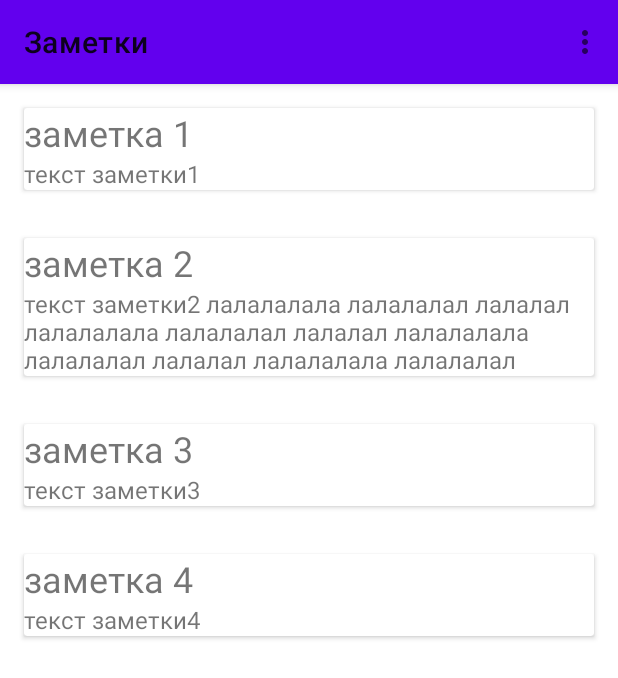
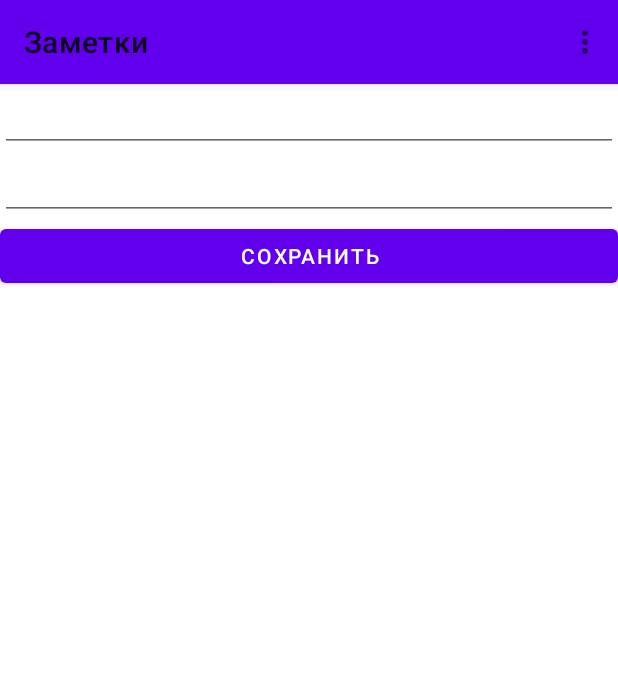
Before and after one commit to Madcat51/AppNotes, an Android app: the fragment EditNoteFragment placed in its activity, after a tap on "СОХРАНИТЬ", on a phone screen of 412 x 824 dp. Shown: the top 678 px of the screen. Run offline under Robolectric (Android 15) with nearby library versions, the phone set to English and light mode, and no system bars.

Commit message:
вынесен репозиторий в activity

```diff
--- a/app/src/main/java/site/madcat/appnotes/UI/EditNoteFragment.java
+++ b/app/src/main/java/site/madcat/appnotes/UI/EditNoteFragment.java
@@ -26,9 +26,12 @@ public class EditNoteFragment extends Fragment {
     private int id;
     private Controller controller;
 
-    public EditNoteFragment() {
+    public EditNoteFragment() {}
+
+    interface Controller {
+        void replaceToListFragment(Note note);
+        void replaceToListFragment();
     }
-
 
     @Override
     public void onAttach(@NonNull Context context) {
@@ -107,11 +110,5 @@ public class EditNoteFragment extends Fragment {
         return editNoteFragment;
     }
 
-    interface Controller {
-        void replaceToListFragment(Note note);
 
-        void replaceToListFragment();
-
-
-    }
 }
--- a/app/src/main/java/site/madcat/appnotes/UI/ListActivity.java
+++ b/app/src/main/java/site/madcat/appnotes/UI/ListActivity.java
@@ -13,18 +13,24 @@ import androidx.fragment.app.Fragment;
 
 import site.madcat.appnotes.R;
 import site.madcat.appnotes.domain.Note;
+import site.madcat.appnotes.domain.NoteRepoImpl;
+import site.madcat.appnotes.domain.NotesRepo;
 
 public class ListActivity extends AppCompatActivity implements ListFragment.Controller, EditNoteFragment.Controller {
     private Toolbar toolbar;
     public boolean newRecord = false;
+    public NotesRepo repository;
 
+    private ListFragment listFragment = new ListFragment();
+    private EditNoteFragment editNoteFragment = new EditNoteFragment();
 
     @Override
     protected void onCreate(Bundle savedInstanceState) {
         super.onCreate(savedInstanceState);
         setContentView(R.layout.activity_list);
+        repository = new NoteRepoImpl();
         initToolbar();
-        fillFragment();
+        firstLoadFragment();
     }
 
 
@@ -48,38 +54,34 @@ public class ListActivity extends AppCompatActivity implements ListFragment.Cont
     public void replaceToListFragment() {
         getSupportFragmentManager()
                 .beginTransaction()
-                .replace(R.id.fragment_container, new ListFragment())
+                // .replace(R.id.fragment_container, new ListFragment())
                 .commit();
     }
 
     public void replaceToListFragment(Note item) {
         getSupportFragmentManager()
                 .beginTransaction()
-                .replace(R.id.fragment_container, ListFragment.setInputArgumentsListFrames(item))
+                // .replace(R.id.fragment_container, ListFragment.setInputArgumentsListFrames(item))
                 .commit();
     }
 
     @Override
-    public void replaceNoteFragment(Note item) {
+    public void moveToNoteFragment(Note item) {
         getSupportFragmentManager()
                 .beginTransaction()
-                .replace(R.id.fragment_container, EditNoteFragment.setInputArgumentsNoteFrames(item))
+                 .replace(R.id.note_container_fragment, EditNoteFragment.setInputArgumentsNoteFrames(item))
+                .hide(listFragment)
                 .addToBackStack(null)
                 .commit();
     }
 
-    public void replaceToNoteFragment() {
+
+
+    public void firstLoadFragment() {
         getSupportFragmentManager()
                 .beginTransaction()
-                .replace(R.id.fragment_container, new EditNoteFragment())
-                .addToBackStack(null)
-                .commit();
-    }
-
-    public void fillFragment() {
-        getSupportFragmentManager()
-                .beginTransaction()
-                .add(R.id.fragment_container, new ListFragment())
+                .replace(R.id.list_container_fragment, listFragment)
+                .hide(editNoteFragment)
                 .commit();
     }
 
@@ -89,16 +91,26 @@ public class ListActivity extends AppCompatActivity implements ListFragment.Cont
         setSupportActionBar(toolbar);
     }
 
+    public void fillRecyclerView() {
+        repository.addNote(new Note("заметка 1", "текст заметки1"));
+        repository.addNote(new Note("заметка 2", "текст заметки2 лалалалала лалалалал лалалал лалалалала лалалалал лалалал лалалалала лалалалал лалалал лалалалала лалалалал лалалал лалалалала лалалалал лалалал"));
+        repository.addNote(new Note("заметка 3", "текст заметки3"));
+        repository.addNote(new Note("заметка 4", "текст заметки4"));
+    }
+public  NotesRepo getRepo(){
+ return repository;
+}
 
     public boolean onOptionsItemSelected(@NonNull MenuItem item) {
         switch (item.getItemId()) {
             case R.id.new_note: {
                 newRecord = true;
-                replaceToNoteFragment();
+                moveToNoteFragment(null);
                 return true;
             }
             default:
                 return super.onOptionsItemSelected(item);
         }
     }
+
 }
--- a/app/src/main/java/site/madcat/appnotes/UI/ListFragment.java
+++ b/app/src/main/java/site/madcat/appnotes/UI/ListFragment.java
@@ -20,16 +20,20 @@ import site.madcat.appnotes.domain.NotesRepo;
 
 
 public class ListFragment extends Fragment {
-    private NotesRepo repository;
+    private NotesRepo listRepo;
     private RecyclerView recyclerView;
     private NotesAdapter adapter = new NotesAdapter();
     private Controller controller;
+    private Bundle noteForSave;
 
- private Bundle noteForSave;
     public ListFragment() {
-
     }
 
+    interface Controller {
+        void moveToNoteFragment(Note item);
+        void fillRecyclerView();
+         NotesRepo getRepo();
+    }
 
     @Override
     public void onCreate(@Nullable Bundle savedInstanceState) {
@@ -51,18 +55,20 @@ public class ListFragment extends Fragment {
     public View onCreateView(LayoutInflater inflater, ViewGroup container,
                              Bundle savedInstanceState) {
         return inflater.inflate(R.layout.fragment_list, container, false);
+
     }
 
     @Override
     public void onViewCreated(@NonNull View view, @Nullable Bundle savedInstanceState) {
         super.onViewCreated(view, savedInstanceState);
+        listRepo= controller.getRepo();
         initRecyclerView();
         noteForSave = getArguments();
         if (noteForSave != null) {
-            Note note = (Note) noteForSave.getSerializable(Note.class.getSimpleName());
+        /*    Note note = (Note) noteForSave.getSerializable(Note.class.getSimpleName());
             repository.addNote(new Note(note.getTitle(), note.getNoteBody()));
             adapter.setData(repository.getNotes());
-            repository.addNote(new Note(note.getTitle(), note.getNoteBody()));
+            repository.addNote(new Note(note.getTitle(), note.getNoteBody()));*/
 
         }
 
@@ -75,25 +81,19 @@ public class ListFragment extends Fragment {
     }
 
     private void initRecyclerView() {
-        repository = new NoteRepoImpl();
         recyclerView = getActivity().findViewById(R.id.recycler_view);
         recyclerView.setLayoutManager(new LinearLayoutManager(getContext()));
         recyclerView.setAdapter(adapter);
-        fillRecyclerView();
-        adapter.setData(repository.getNotes());
+        controller.fillRecyclerView();
+        adapter.setData(listRepo.getNotes());
         adapter.setOnItemClickListener(this::onItemClick);
     }
 
     private void onItemClick(Note item) {
-        controller.replaceNoteFragment(item);
+        controller.moveToNoteFragment(item);
     }
 
-    private void fillRecyclerView() {
-        repository.addNote(new Note("заметка 1", "текст заметки1"));
-        repository.addNote(new Note("заметка 2", "текст заметки2 лалалалала лалалалал лалалал лалалалала лалалалал лалалал лалалалала лалалалал лалалал лалалалала лалалалал лалалал лалалалала лалалалал лалалал"));
-        repository.addNote(new Note("заметка 3", "текст заметки3"));
-        repository.addNote(new Note("заметка 4", "текст заметки4"));
-    }
+
     public static ListFragment setInputArgumentsListFrames(Note note) {
         ListFragment listFragment = new ListFragment();
         Bundle bundle = new Bundle();
@@ -102,9 +102,5 @@ public class ListFragment extends Fragment {
         return listFragment;
     }
 
-    interface Controller {
-        void replaceNoteFragment(Note item);
-
-    }
 
 }
--- a/app/src/main/res/layout/activity_list.xml
+++ b/app/src/main/res/layout/activity_list.xml
@@ -22,11 +22,17 @@
         </com.google.android.material.appbar.AppBarLayout>
 
         <FrameLayout
-            android:id="@+id/fragment_container"
+            android:id="@+id/list_container_fragment"
             android:layout_width="match_parent"
-            android:layout_height="match_parent">
+            android:layout_height="wrap_content"
+></FrameLayout>
 
-        </FrameLayout>
+        <FrameLayout
+            android:id="@+id/note_container_fragment"
+            android:layout_width="match_parent"
+            android:layout_height="wrap_content"
+       ></FrameLayout>
+
 
     </LinearLayout>
 
--- a/app/src/main/res/values/dimens.xml
+++ b/app/src/main/res/values/dimens.xml
@@ -4,5 +4,6 @@
     <dimen name="margin_view">16dp</dimen>
     <dimen name="font_title_size">24sp</dimen>
     <dimen name="font_view_size">16sp</dimen>
+    <dimen name="zero_height">0dp</dimen>
 
 </resources>
--- a/app/src/main/res/values/integers.xml
+++ b/app/src/main/res/values/integers.xml
@@ -2,4 +2,6 @@
 <resources>
     <integer name="count_line_title_view">1</integer>
     <integer name="count_line_body_view">3</integer>
+    <integer name="weight_list_frame">1</integer>
+    <integer name="weight_note_frame">1</integer>
 </resources>
```
